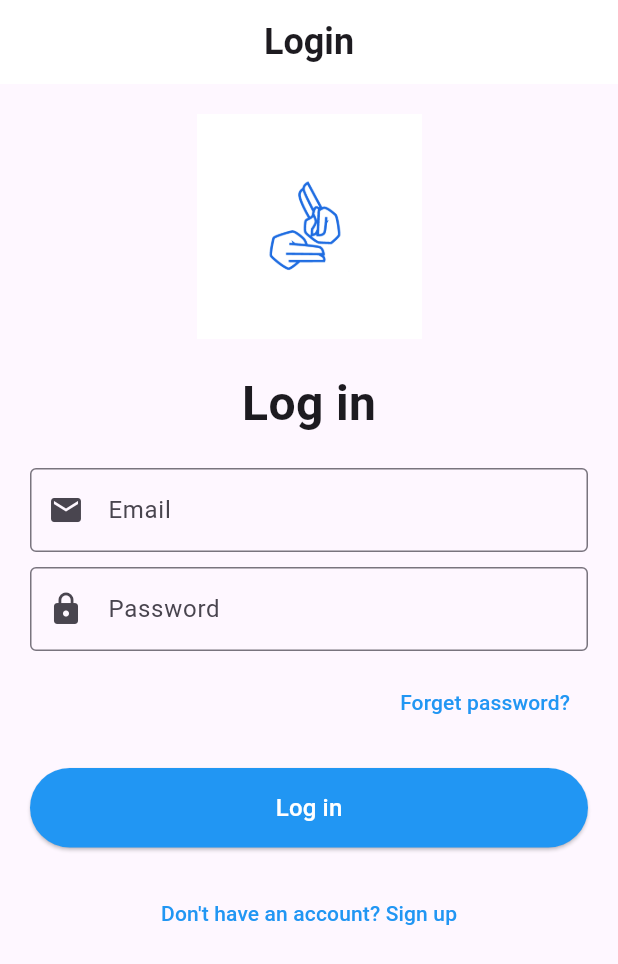
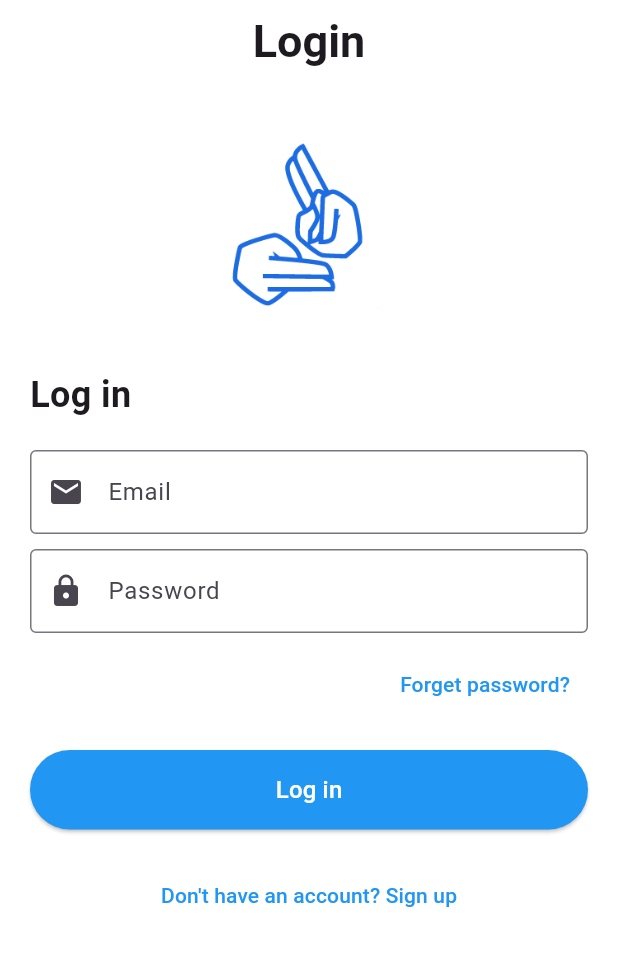
Before and after one commit to AliAljawad/Sign-Speak-Front, a Flutter app: the screen it shows after launch, on a phone screen of 412 x 824 dp. Shown: the top 964 px of the screen. Run offline on Flutter 3.47's test engine with Material 3 defaults, Android fonts, the phone set to English and light mode, and no system bars.

Commit message:
changed the fonts size

```diff
--- a/lib/screens/login_screen.dart
+++ b/lib/screens/login_screen.dart
@@ -6,11 +6,12 @@ class LoginPage extends StatelessWidget {
   @override
   Widget build(BuildContext context) {
     return Scaffold(
+      backgroundColor: Colors.white,
       appBar: AppBar(
         title: const Text(
           'Login',
           style: TextStyle(
-            fontSize: 24,
+            fontSize: 30,
             fontWeight: FontWeight.bold,
           ),
         ),
@@ -23,16 +24,21 @@ class LoginPage extends StatelessWidget {
         child: Column(
           mainAxisAlignment: MainAxisAlignment.center,
           children: [
-            Image.asset(
+            Center(
+              child: Image.asset(
                 'assets/images/logo.png',
                 height: 150,
               ),
+            ),
             const SizedBox(height: 20),
-            const Text(
+            const Align(
+              alignment: Alignment.centerLeft,
+              child: Text(
                 'Log in',
                 style: TextStyle(
-                fontSize: 32,
+                  fontSize: 24,
                   fontWeight: FontWeight.bold,
+                ),
               ),
             ),
             const SizedBox(height: 20),
```
Also changed, not shown: assets/images/logo.png. Lines whose indentation alone changed are shown as unchanged.
